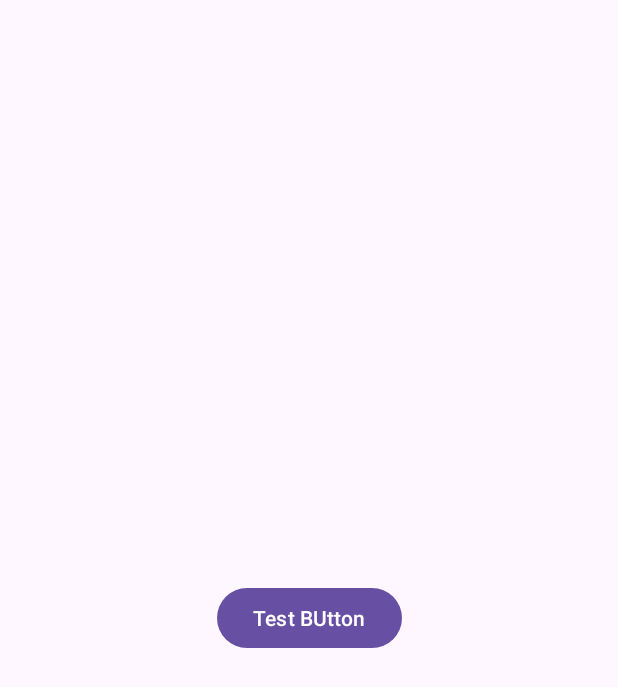
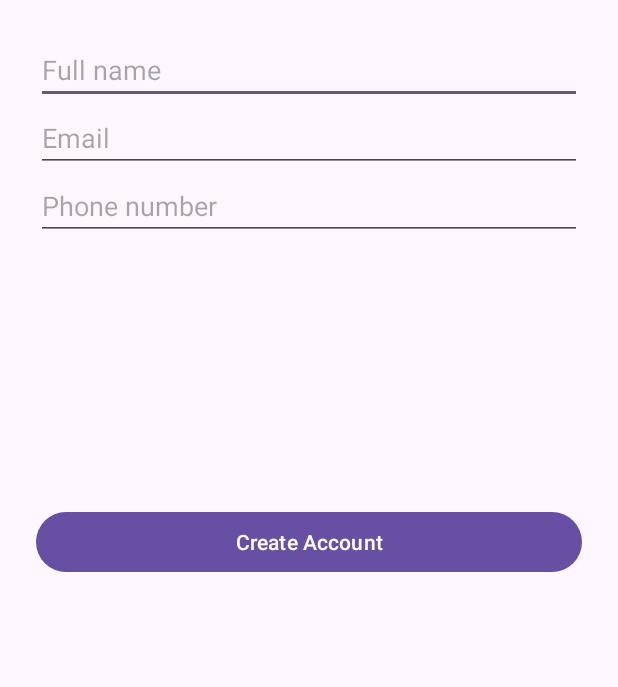
Before and after one commit to CMPUT301f25Orchid/Project, an Android app: the screen it shows after launch (MainActivity before the commit, SignUpActivity after it), on a phone screen of 412 x 824 dp. Shown: the top 687 px of the screen. Run offline under Robolectric (Android 15) with nearby library versions, the phone set to English and light mode, and no system bars; our stand-ins replace Firebase (no records; nobody signed in at launch, a user with empty details on screens opened directly).

Commit message:
User exists flow done, remaining ui

```diff
--- /dev/null
+++ b/FairDraw/app/src/main/java/com/example/fairdraw/SignUpActivity.java
@@ -0,0 +1,53 @@
+package com.example.fairdraw;
+
+import android.content.Intent;
+import android.os.Bundle;
+import android.text.TextUtils;
+import android.widget.Button;
+import android.widget.EditText;
+import android.widget.Toast;
+
+import androidx.annotation.Nullable;
+import androidx.appcompat.app.AppCompatActivity;
+
+public class SignUpActivity extends AppCompatActivity {
+
+    private EditText nameEt, emailEt, phoneEt;
+    private Button submitBtn;
+
+    @Override
+    protected void onCreate(@Nullable Bundle savedInstanceState) {
+        super.onCreate(savedInstanceState);
+        setContentView(R.layout.activity_sign_up);
+
+        nameEt = findViewById(R.id.nameEt);
+        emailEt = findViewById(R.id.emailEt);
+        phoneEt = findViewById(R.id.phoneEt);
+        submitBtn = findViewById(R.id.submitBtn);
+
+        submitBtn.setOnClickListener(v -> {
+            String name = nameEt.getText().toString().trim();
+            String email = emailEt.getText().toString().trim();
+            String phone = phoneEt.getText().toString().trim();
+
+            if (TextUtils.isEmpty(name) || TextUtils.isEmpty(email) || TextUtils.isEmpty(phone)) {
+                Toast.makeText(this, "Please fill all fields.", Toast.LENGTH_SHORT).show();
+                return;
+            }
+
+            final String deviceId = DevicePrefsManager.getDeviceId(this);
+            User user = new User(name, email, phone, deviceId, /*fcmToken*/ null);
+
+            UserDB.upsertUser(user, (ok, e) -> {
+                if (!ok) {
+                    String msg = (e != null) ? e.getMessage() : "Unknown error";
+                    Toast.makeText(this, "Failed to create account: " + msg, Toast.LENGTH_LONG).show();
+                    return;
+                }
+                GatePrefs.setKnownExists(this, true);
+                startActivity(new Intent(this, MainActivity.class));
+                finish();
+            });
+        });
+    }
+}
--- /dev/null
+++ b/FairDraw/app/src/main/java/com/example/fairdraw/SplashActivity.java
@@ -0,0 +1,52 @@
+package com.example.fairdraw;
+
+import android.content.Intent;
+import android.os.Bundle;
+import android.util.Log;
+
+import androidx.activity.EdgeToEdge;
+import androidx.appcompat.app.AppCompatActivity;
+import androidx.core.graphics.Insets;
+import androidx.core.view.ViewCompat;
+import androidx.core.view.WindowInsetsCompat;
+
+public class SplashActivity extends AppCompatActivity {
+
+    @Override
+    protected void onCreate(Bundle savedInstanceState) {
+        super.onCreate(savedInstanceState);
+        setContentView(R.layout.activity_splash);
+
+        String deviceId = DevicePrefsManager.getDeviceId(this);
+        // Check if the user exists in the database and set the gate preference accordingly
+        if (GatePrefs.getKnownExists(this)) {
+            startActivity(new Intent(this, MainActivity.class));
+            finish();
+            UserDB.userExists(deviceId, ((exists, e) -> {
+                if (e == null) GatePrefs.setKnownExists(this, exists);
+            }));
+        }
+
+        UserDB.userExists(deviceId, ((exists, e) -> {
+            if (e != null) {
+                Log.d("SplashActivity", "Error checking if user exists:");
+                startActivity(new Intent(this, SignUpActivity.class));
+            }
+            else if (exists) {
+                Log.d("SplashActivity", "User exists, redirecting to MainActivity:");
+                startActivity(new Intent(this, MainActivity.class));
+            }
+            else {
+                Log.d("SplashActivity", "User does not exist, redirecting to SignUpActivity:");
+                startActivity(new Intent(this, SignUpActivity.class));
+            }
+            finish();
+        }));
+//        EdgeToEdge.enable(this);
+//        ViewCompat.setOnApplyWindowInsetsListener(findViewById(R.id.main), (v, insets) -> {
+//            Insets systemBars = insets.getInsets(WindowInsetsCompat.Type.systemBars());
+//            v.setPadding(systemBars.left, systemBars.top, systemBars.right, systemBars.bottom);
+//            return insets;
+//        });
+    }
+}
--- /dev/null
+++ b/FairDraw/app/src/main/res/layout/activity_sign_up.xml
@@ -0,0 +1,57 @@
+<?xml version="1.0" encoding="utf-8"?>
+<androidx.constraintlayout.widget.ConstraintLayout
+    xmlns:android="http://schemas.android.com/apk/res/android"
+    xmlns:app="http://schemas.android.com/apk/res-auto"
+    xmlns:tools="http://schemas.android.com/tools"
+    android:id="@+id/signupRoot"
+    android:layout_width="match_parent"
+    android:layout_height="match_parent"
+    android:padding="24dp"
+    tools:context=".SignUpActivity">
+
+    <!-- Full Name -->
+    <EditText
+        android:id="@+id/nameEt"
+        android:layout_width="0dp"
+        android:layout_height="wrap_content"
+        android:hint="@string/full_name"
+        android:inputType="textPersonName"
+        app:layout_constraintTop_toTopOf="parent"
+        app:layout_constraintStart_toStartOf="parent"
+        app:layout_constraintEnd_toEndOf="parent"/>
+
+    <!-- Email -->
+    <EditText
+        android:id="@+id/emailEt"
+        android:layout_width="0dp"
+        android:layout_height="wrap_content"
+        android:hint="@string/email"
+        android:inputType="textEmailAddress"
+        app:layout_constraintTop_toBottomOf="@id/nameEt"
+        app:layout_constraintStart_toStartOf="parent"
+        app:layout_constraintEnd_toEndOf="parent" />
+
+    <!-- Phone Number -->
+    <EditText
+        android:id="@+id/phoneEt"
+        android:layout_width="0dp"
+        android:layout_height="wrap_content"
+        android:hint="@string/phone_number"
+        android:inputType="phone"
+        app:layout_constraintTop_toBottomOf="@id/emailEt"
+        app:layout_constraintStart_toStartOf="parent"
+        app:layout_constraintEnd_toEndOf="parent"/>
+
+    <!-- Submit Button -->
+    <Button
+        android:id="@+id/submitBtn"
+        android:layout_width="0dp"
+        android:layout_height="wrap_content"
+        android:text="@string/create_account"
+        app:layout_constraintTop_toBottomOf="@id/phoneEt"
+        app:layout_constraintStart_toStartOf="parent"
+        app:layout_constraintEnd_toEndOf="parent"
+        app:layout_constraintBottom_toBottomOf="parent"
+        app:layout_constraintVertical_bias="0.3"/>
+
+</androidx.constraintlayout.widget.ConstraintLayout>
--- a/FairDraw/app/src/main/res/values/strings.xml
+++ b/FairDraw/app/src/main/res/values/strings.xml
@@ -1,3 +1,7 @@
 <resources>
     <string name="app_name">FairDraw</string>
+    <string name="full_name">Full name</string>
+    <string name="email">Email</string>
+    <string name="phone_number">Phone number</string>
+    <string name="create_account">Create Account</string>
 </resources>
--- a/FairDraw/app/src/main/res/values/themes.xml
+++ b/FairDraw/app/src/main/res/values/themes.xml
@@ -6,4 +6,8 @@
     </style>
 
     <style name="Theme.FairDraw" parent="Base.Theme.FairDraw" />
+    <style name="Theme.App.Splash" parent="Theme.MaterialComponents.DayNight.NoActionBar">
+        <item name="android:windowBackground">@android:color/black</item>
+        <item name="android:windowFullscreen">true</item>
+    </style>
 </resources>
```
Also changed, not shown: FairDraw/app/src/main/AndroidManifest.xml (+9 -2 lines), FairDraw/app/src/main/res/layout/activity_splash.xml (added, +10 -0 lines).
